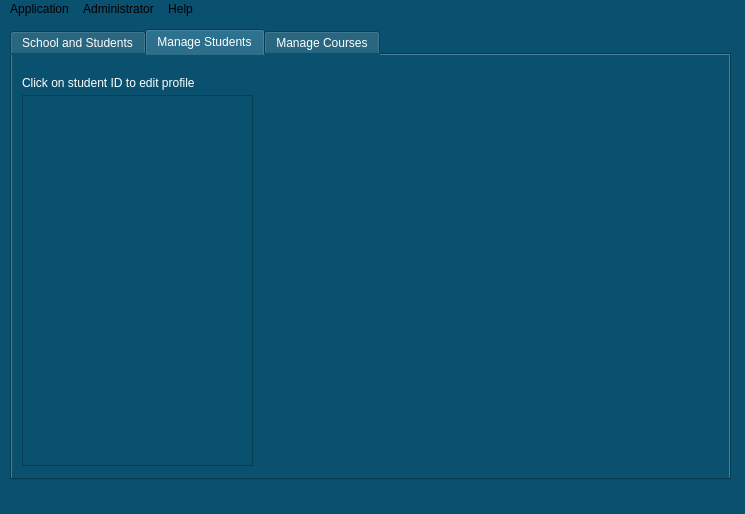
Qt form adminArea.ui (josephrexme/registron) before a commit.
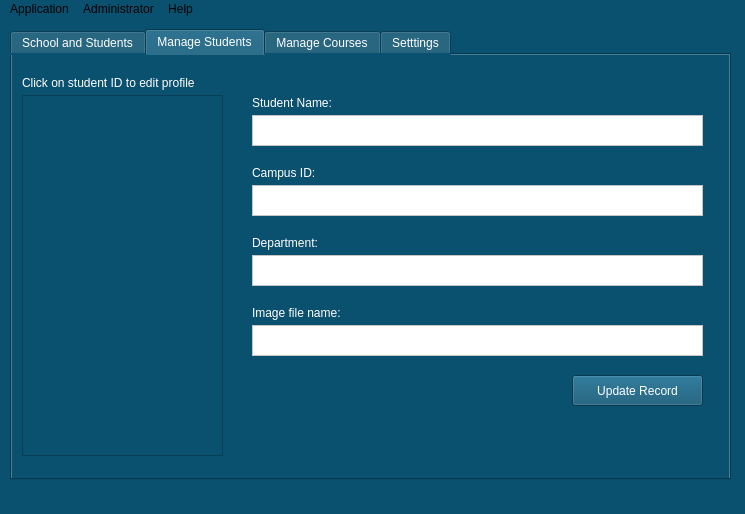
The same form after that commit. The open tabs and pages were chosen to show the change. Icons and pictures are not drawn.

Commit message: Designed administration area

```diff
--- a/adminArea.ui
+++ b/adminArea.ui
@@ -291,17 +291,147 @@
        <string>Click on student ID to edit profile</string>
       </property>
      </widget>
-     <widget class="QTextBrowser" name="textBrowser">
+     <widget class="QScrollArea" name="scrollArea">
       <property name="geometry">
        <rect>
         <x>10</x>
         <y>40</y>
-        <width>231</width>
-        <height>371</height>
+        <width>201</width>
+        <height>361</height>
        </rect>
       </property>
+      <property name="widgetResizable">
+       <bool>true</bool>
+      </property>
+      <widget class="QWidget" name="scrollAreaWidgetContents">
+       <property name="geometry">
+        <rect>
+         <x>0</x>
+         <y>0</y>
+         <width>197</width>
+         <height>357</height>
+        </rect>
+       </property>
+      </widget>
+     </widget>
+     <widget class="QLabel" name="label_8">
+      <property name="geometry">
+       <rect>
+        <x>240</x>
+        <y>40</y>
+        <width>121</width>
+        <height>16</height>
+       </rect>
+      </property>
+      <property name="text">
+       <string>Student Name:</string>
+      </property>
+     </widget>
+     <widget class="QTextEdit" name="textEdit_5">
+      <property name="geometry">
+       <rect>
+        <x>240</x>
+        <y>60</y>
+        <width>451</width>
+        <height>31</height>
+       </rect>
+      </property>
       <property name="styleSheet">
-       <string notr="true">color:white;</string>
+       <string notr="true">background: white;color:black;</string>
+      </property>
+     </widget>
+     <widget class="QLabel" name="label_9">
+      <property name="geometry">
+       <rect>
+        <x>240</x>
+        <y>180</y>
+        <width>121</width>
+        <height>16</height>
+       </rect>
+      </property>
+      <property name="text">
+       <string>Department:</string>
+      </property>
+     </widget>
+     <widget class="QTextEdit" name="textEdit_6">
+      <property name="geometry">
+       <rect>
+        <x>240</x>
+        <y>200</y>
+        <width>451</width>
+        <height>31</height>
+       </rect>
+      </property>
+      <property name="styleSheet">
+       <string notr="true">background: white;color:black;</string>
+      </property>
+     </widget>
+     <widget class="QTextEdit" name="textEdit_7">
+      <property name="geometry">
+       <rect>
+        <x>240</x>
+        <y>270</y>
+        <width>451</width>
+        <height>31</height>
+       </rect>
+      </property>
+      <property name="styleSheet">
+       <string notr="true">background: white;color:black;</string>
+      </property>
+     </widget>
+     <widget class="QLabel" name="label_10">
+      <property name="geometry">
+       <rect>
+        <x>240</x>
+        <y>250</y>
+        <width>121</width>
+        <height>16</height>
+       </rect>
+      </property>
+      <property name="text">
+       <string>Image file name:</string>
+      </property>
+     </widget>
+     <widget class="QPushButton" name="pushButton_3">
+      <property name="geometry">
+       <rect>
+        <x>560</x>
+        <y>320</y>
+        <width>131</width>
+        <height>31</height>
+       </rect>
+      </property>
+      <property name="styleSheet">
+       <string notr="true">background: rgb(10, 80, 111); color: white;</string>
+      </property>
+      <property name="text">
+       <string>Update Record</string>
+      </property>
+     </widget>
+     <widget class="QTextEdit" name="textEdit_9">
+      <property name="geometry">
+       <rect>
+        <x>240</x>
+        <y>130</y>
+        <width>451</width>
+        <height>31</height>
+       </rect>
+      </property>
+      <property name="styleSheet">
+       <string notr="true">background: white;color:black;</string>
+      </property>
+     </widget>
+     <widget class="QLabel" name="label_12">
+      <property name="geometry">
+       <rect>
+        <x>240</x>
+        <y>110</y>
+        <width>121</width>
+        <height>16</height>
+       </rect>
+      </property>
+      <property name="text">
+       <string>Campus ID:</string>
       </property>
      </widget>
     </widget>
@@ -313,6 +443,53 @@
       <string>Add and Edit School Courses</string>
      </attribute>
     </widget>
+    <widget class="QWidget" name="settingsTab">
+     <attribute name="title">
+      <string>Setttings</string>
+     </attribute>
+     <widget class="QLabel" name="label_11">
+      <property name="geometry">
+       <rect>
+        <x>10</x>
+        <y>20</y>
+        <width>141</width>
+        <height>16</height>
+       </rect>
+      </property>
+      <property name="text">
+       <string>Change Password:</string>
+      </property>
+     </widget>
+     <widget class="QTextEdit" name="textEdit_8">
+      <property name="geometry">
+       <rect>
+        <x>10</x>
+        <y>40</y>
+        <width>681</width>
+        <height>31</height>
+       </rect>
+      </property>
+      <property name="styleSheet">
+       <string notr="true">background:white; color: black;</string>
+      </property>
+     </widget>
+     <widget class="QPushButton" name="pushButton_4">
+      <property name="geometry">
+       <rect>
+        <x>550</x>
+        <y>80</y>
+        <width>141</width>
+        <height>31</height>
+       </rect>
+      </property>
+      <property name="styleSheet">
+       <string notr="true">background: rgb(10, 80, 111);color:white;</string>
+      </property>
+      <property name="text">
+       <string>Update Password</string>
+      </property>
+     </widget>
+    </widget>
    </widget>
   </widget>
   <widget class="QMenuBar" name="menubar">
```
Left out of the diff: 25 changed lines with no effect on the pictures. The commit also changes 16 other files.
